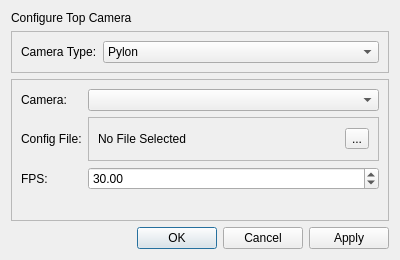
This is ui/DConfigureCamera.ui in ETHZ-INS/Grimace-Box-Recorder as Qt 5 draws it before an edit. The edited form follows.
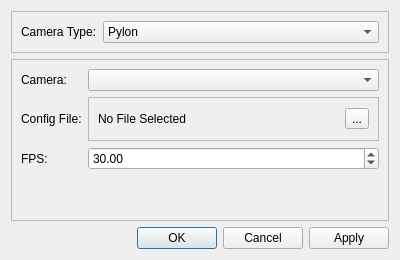
This is the edited form.

```diff
--- a/ui/DConfigureCamera.ui
+++ b/ui/DConfigureCamera.ui
@@ -38,19 +38,6 @@
    <property name="sizeConstraint">
     <enum>QLayout::SetMinAndMaxSize</enum>
    </property>
-   <item>
-    <widget class="QLabel" name="lbl_title">
-     <property name="sizePolicy">
-      <sizepolicy hsizetype="Preferred" vsizetype="Fixed">
-       <horstretch>0</horstretch>
-       <verstretch>0</verstretch>
-      </sizepolicy>
-     </property>
-     <property name="text">
-      <string>Configure Top Camera</string>
-     </property>
-    </widget>
-   </item>
    <item>
     <widget class="QFrame" name="frm_camera_type">
      <property name="sizePolicy">
```
